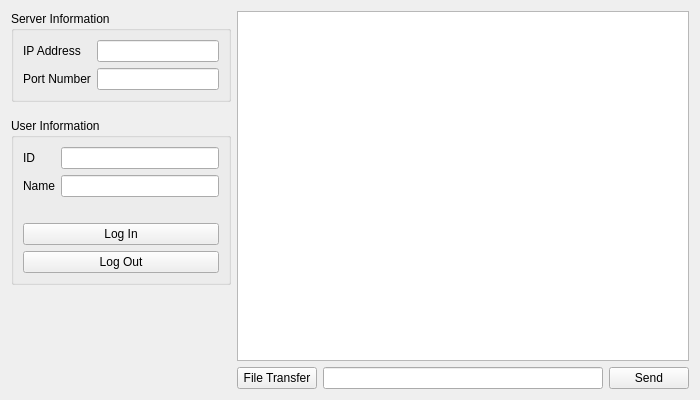
Above: ChatProgramForClient/widget.ui from Jeong77777/Project_ClientChatManagementProgram_Qt before the change. Below: the same form after it.
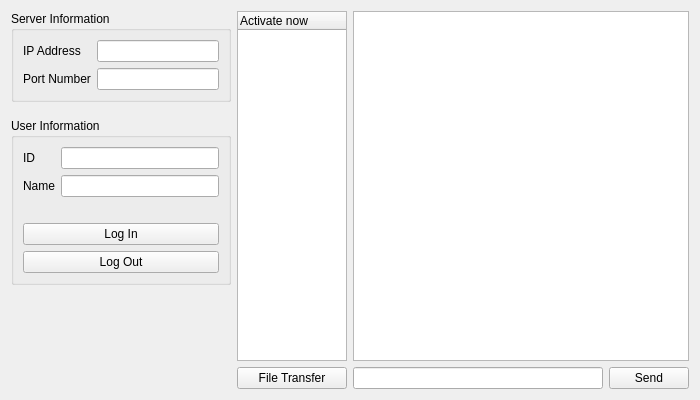
That is the form after the change.

```diff
--- a/ChatProgramForClient/widget.ui
+++ b/ChatProgramForClient/widget.ui
@@ -13,7 +13,7 @@
   <property name="windowTitle">
    <string>Widget</string>
   </property>
-  <layout class="QHBoxLayout" name="horizontalLayout_2">
+  <layout class="QHBoxLayout" name="horizontalLayout_3">
    <item>
     <layout class="QVBoxLayout" name="inputVerticalLayout">
      <item>
@@ -186,12 +186,37 @@
    <item>
     <layout class="QVBoxLayout" name="messageVerticalLayout">
      <item>
+      <layout class="QHBoxLayout" name="horizontalLayout_2">
+       <item>
+        <widget class="QTreeWidget" name="activateTreeWidget">
+         <property name="minimumSize">
+          <size>
+           <width>110</width>
+           <height>0</height>
+          </size>
+         </property>
+         <property name="maximumSize">
+          <size>
+           <width>80</width>
+           <height>16777215</height>
+          </size>
+         </property>
+         <column>
+          <property name="text">
+           <string>Activate now</string>
+          </property>
+         </column>
+        </widget>
+       </item>
+       <item>
       <widget class="QTextEdit" name="message">
        <property name="readOnly">
         <bool>true</bool>
        </property>
       </widget>
      </item>
+      </layout>
+     </item>
      <item>
       <layout class="QHBoxLayout" name="horizontalLayout">
        <item>
@@ -202,6 +227,12 @@
            <verstretch>0</verstretch>
           </sizepolicy>
          </property>
+         <property name="minimumSize">
+          <size>
+           <width>110</width>
+           <height>0</height>
+          </size>
+         </property>
          <property name="text">
           <string>File Transfer</string>
          </property>
```
Lines whose indentation alone changed are shown as unchanged.
